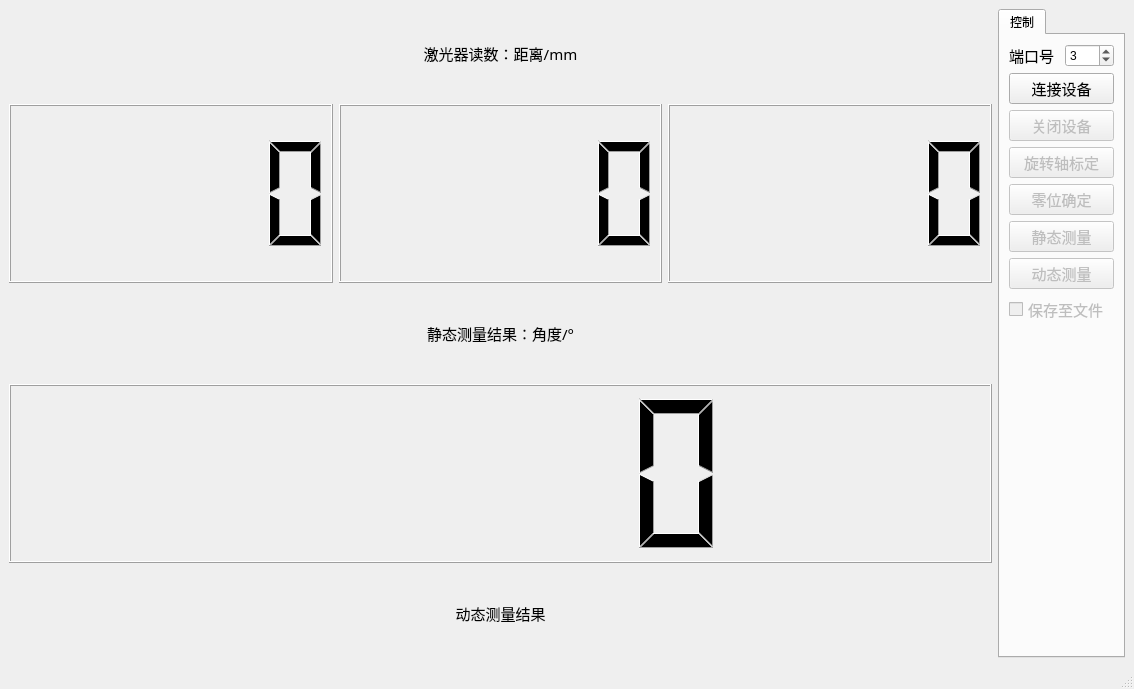
This is ui.ui in gao5254/angleMeasurement as Qt 5 draws it before an edit. The edited form follows.
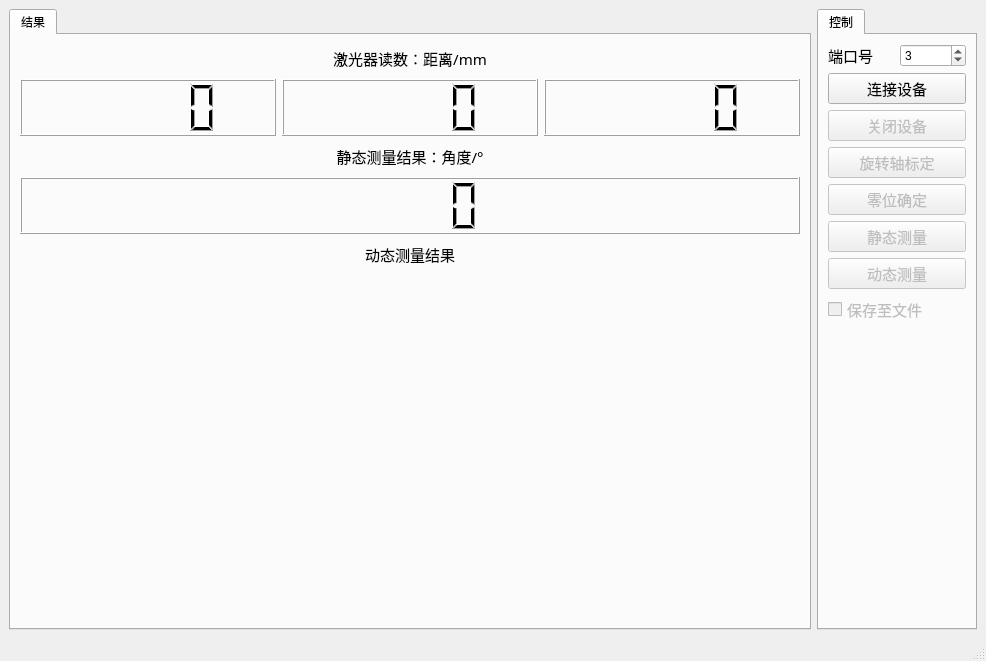
This is the edited form. Custom widgets are drawn as their Qt base class.

Commit message: 更新ui

Diff of the .ui file:
```diff
--- a/ui.ui
+++ b/ui.ui
@@ -6,33 +6,22 @@
    <rect>
     <x>0</x>
     <y>0</y>
-    <width>1134</width>
-    <height>689</height>
+    <width>986</width>
+    <height>661</height>
    </rect>
   </property>
   <property name="windowTitle">
    <string>MainWindow</string>
   </property>
   <widget class="QWidget" name="centralwidget">
-   <layout class="QHBoxLayout" name="horizontalLayout_3" stretch="5,0">
+   <layout class="QHBoxLayout" name="horizontalLayout_3" stretch="5,1">
     <item>
-     <layout class="QGridLayout" name="gridLayout" rowstretch="5,10,5,10,5">
-      <item row="0" column="0">
-       <widget class="QLabel" name="lab_dist">
-        <property name="font">
-         <font>
-          <family>宋体</family>
-          <pointsize>11</pointsize>
-         </font>
-        </property>
-        <property name="text">
-         <string>激光器读数：距离/mm</string>
-        </property>
-        <property name="alignment">
-         <set>Qt::AlignCenter</set>
-        </property>
-       </widget>
-      </item>
+     <widget class="QTabWidget" name="tabWidget_2">
+      <widget class="QWidget" name="tabWidgetPage1" native="true">
+       <attribute name="title">
+        <string>结果</string>
+       </attribute>
+       <layout class="QGridLayout" name="gridLayout" rowstretch="5,10,5,10,0,5,60">
       <item row="1" column="0">
        <layout class="QHBoxLayout" name="horizontalLayout_2">
         <item>
@@ -46,26 +35,10 @@
         </item>
        </layout>
       </item>
-      <item row="2" column="0">
-       <widget class="QLabel" name="lab_staticMeas">
-        <property name="font">
-         <font>
-          <family>宋体</family>
-          <pointsize>11</pointsize>
-         </font>
-        </property>
-        <property name="text">
-         <string>静态测量结果：角度/°</string>
-        </property>
-        <property name="alignment">
-         <set>Qt::AlignCenter</set>
-        </property>
-       </widget>
-      </item>
       <item row="3" column="0">
        <widget class="QLCDNumber" name="lcdnum_staticMeas"/>
       </item>
-      <item row="4" column="0">
+        <item row="5" column="0">
        <widget class="QLabel" name="lab_dynaMeas">
         <property name="font">
          <font>
@@ -81,7 +54,44 @@
         </property>
        </widget>
       </item>
-     </layout>
+        <item row="0" column="0">
+         <widget class="QLabel" name="lab_dist">
+          <property name="font">
+           <font>
+            <family>宋体</family>
+            <pointsize>11</pointsize>
+           </font>
+          </property>
+          <property name="text">
+           <string>激光器读数：距离/mm</string>
+          </property>
+          <property name="alignment">
+           <set>Qt::AlignCenter</set>
+          </property>
+         </widget>
+        </item>
+        <item row="2" column="0">
+         <widget class="QLabel" name="lab_staticMeas">
+          <property name="font">
+           <font>
+            <family>宋体</family>
+            <pointsize>11</pointsize>
+           </font>
+          </property>
+          <property name="text">
+           <string>静态测量结果：角度/°</string>
+          </property>
+          <property name="alignment">
+           <set>Qt::AlignCenter</set>
+          </property>
+         </widget>
+        </item>
+        <item row="6" column="0">
+         <widget class="lineChartWgt" name="widget" native="true"/>
+        </item>
+       </layout>
+      </widget>
+     </widget>
     </item>
     <item>
      <widget class="QTabWidget" name="tabWidget">
@@ -273,6 +283,14 @@
   </widget>
   <widget class="QStatusBar" name="statusbar"/>
  </widget>
+ <customwidgets>
+  <customwidget>
+   <class>lineChartWgt</class>
+   <extends>QWidget</extends>
+   <header>lineChartWgt</header>
+   <container>1</container>
+  </customwidget>
+ </customwidgets>
  <resources/>
  <connections/>
 </ui>
```
Left out of the diff: 4 changed lines with no effect on the pictures. Lines whose indentation alone changed are shown as unchanged. The commit also changes 1 other file.
